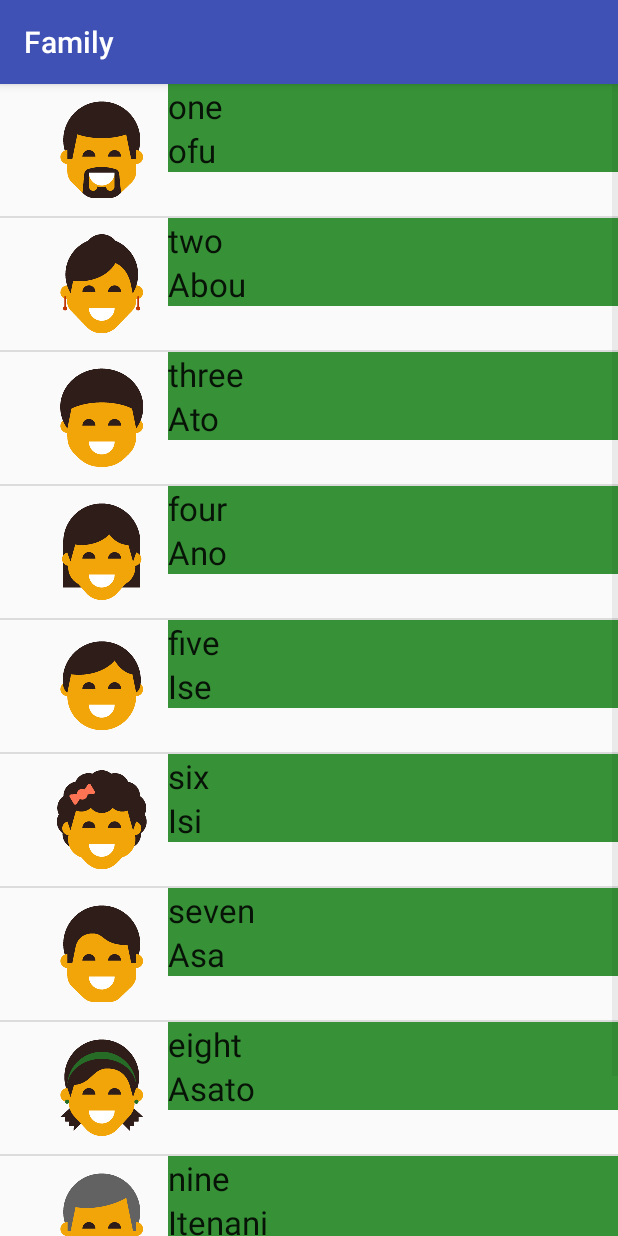
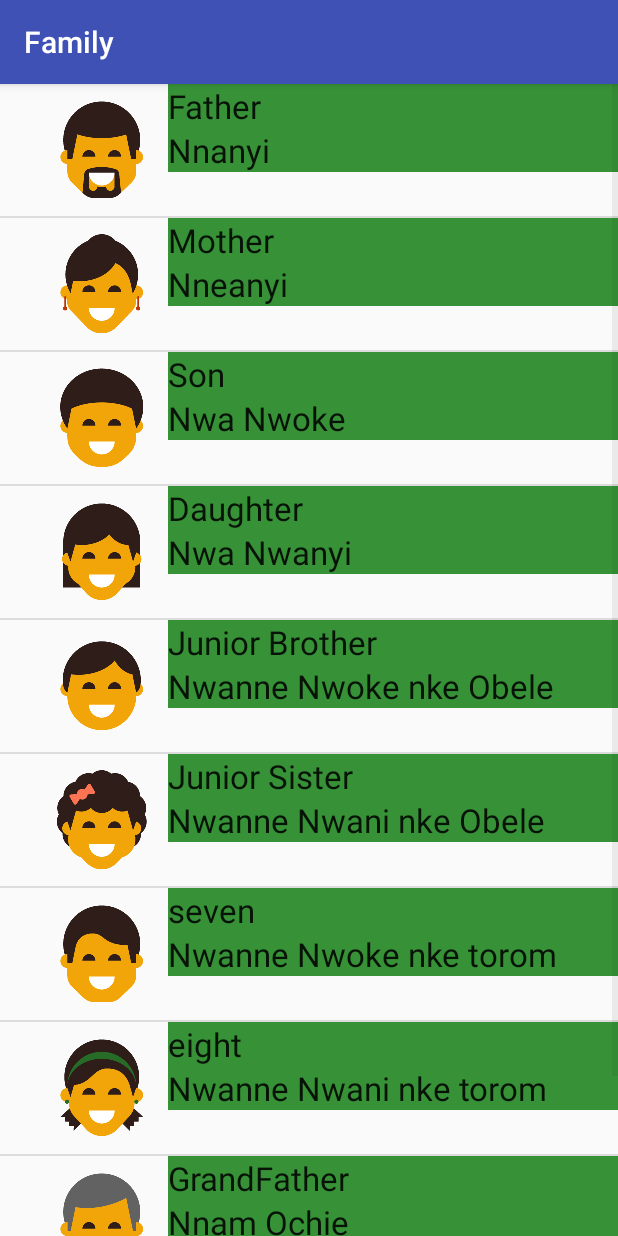
Before and after one commit to Avina7077/MyLanguageApp, an Android app: the FamilyActivity screen opened directly, with no data from a screen before it, on a phone screen of 412 x 824 dp. Run offline under Robolectric (Android 15) with nearby library versions, the phone set to English and light mode, and no system bars.

Commit message:
finally I can complete the exercise

```diff
--- a/app/src/main/java/com/example/android/mylanguagesapp/FamilyActivity.java
+++ b/app/src/main/java/com/example/android/mylanguagesapp/FamilyActivity.java
@@ -26,16 +26,16 @@ public class FamilyActivity extends AppCompatActivity {
 
 
         final ArrayList<Lingo> lingoArray = new ArrayList<Lingo>();
-        lingoArray.add(new Lingo ("ofu","one", R.drawable.family_father, R.raw.midnite_same_i_ah_one));
-        lingoArray.add(new Lingo("Abou","two",R.drawable.family_mother, R.raw.midnite_same_i_ah_one));
-        lingoArray.add(new Lingo("Ato","three",R.drawable.family_son, R.raw.midnite_same_i_ah_one));
-        lingoArray.add(new Lingo("Ano","four",R.drawable.family_daughter, R.raw.midnite_same_i_ah_one));
-        lingoArray.add(new Lingo("Ise","five",R.drawable.family_younger_brother, R.raw.midnite_same_i_ah_one));
-        lingoArray.add(new Lingo("Isi","six",R.drawable.family_younger_sister, R.raw.midnite_same_i_ah_one));
-        lingoArray.add(new Lingo("Asa","seven",R.drawable.family_older_brother, R.raw.midnite_same_i_ah_one));
-        lingoArray.add(new Lingo("Asato","eight",R.drawable.family_older_sister, R.raw.midnite_same_i_ah_one));
-        lingoArray.add(new Lingo("Itenani","nine",R.drawable.family_grandfather, R.raw.midnite_same_i_ah_one));
-        lingoArray.add(new Lingo("Iri","ten",R.drawable.family_grandmother, R.raw.midnite_same_i_ah_one));
+        lingoArray.add(new Lingo ("Nnanyi","Father", R.drawable.family_father, R.raw.midnite_same_i_ah_one));
+        lingoArray.add(new Lingo("Nneanyi","Mother",R.drawable.family_mother, R.raw.midnite_same_i_ah_one));
+        lingoArray.add(new Lingo("Nwa Nwoke","Son",R.drawable.family_son, R.raw.midnite_same_i_ah_one));
+        lingoArray.add(new Lingo("Nwa Nwanyi","Daughter",R.drawable.family_daughter, R.raw.midnite_same_i_ah_one));
+        lingoArray.add(new Lingo("Nwanne Nwoke nke Obele","Junior Brother",R.drawable.family_younger_brother, R.raw.midnite_same_i_ah_one));
+        lingoArray.add(new Lingo("Nwanne Nwani nke Obele","Junior Sister",R.drawable.family_younger_sister, R.raw.midnite_same_i_ah_one));
+        lingoArray.add(new Lingo("Nwanne Nwoke nke torom","seven",R.drawable.family_older_brother, R.raw.midnite_same_i_ah_one));
+        lingoArray.add(new Lingo("Nwanne Nwani nke torom","eight",R.drawable.family_older_sister, R.raw.midnite_same_i_ah_one));
+        lingoArray.add(new Lingo("Nnam Ochie","GrandFather",R.drawable.family_grandfather, R.raw.midnite_same_i_ah_one));
+        lingoArray.add(new Lingo("Nnem Ochie","GrandFather",R.drawable.family_grandmother, R.raw.midnite_same_i_ah_one));
 
         LingaAdapter ling = new LingaAdapter(this, lingoArray, R.color.category_family);
 
```
